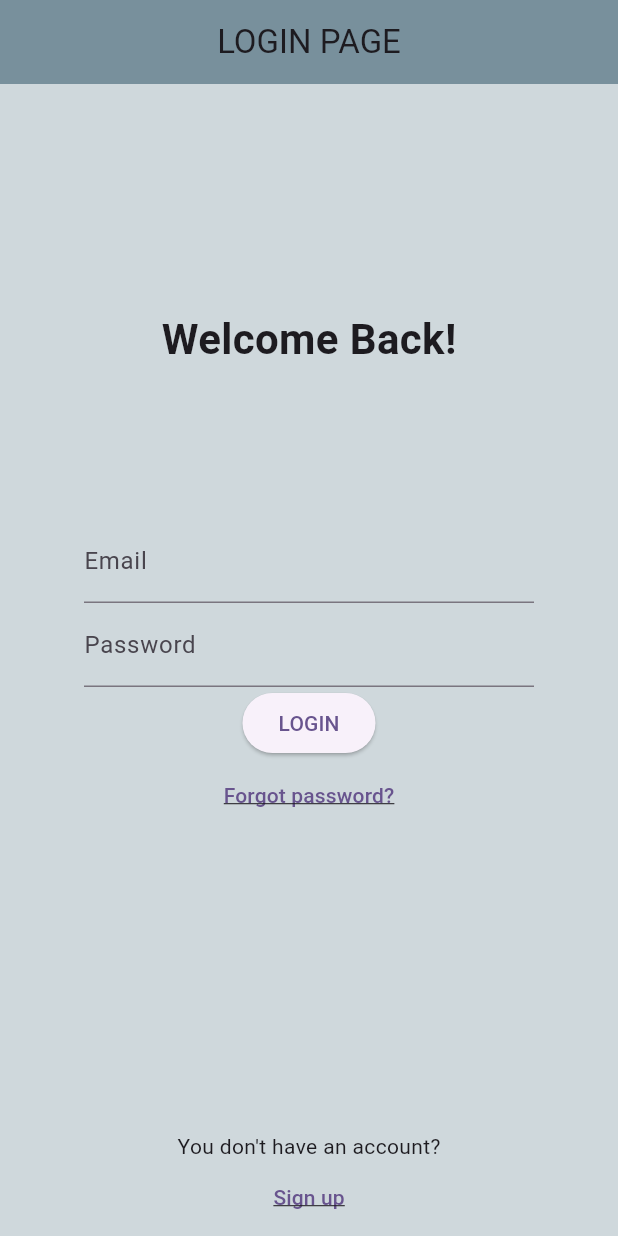
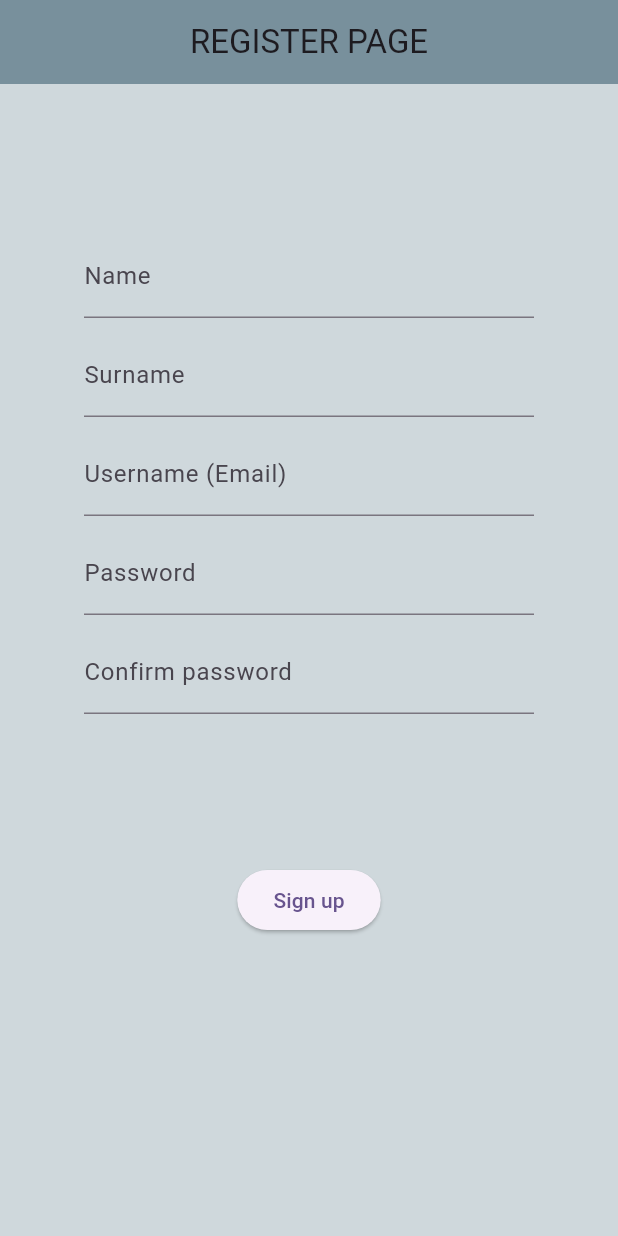
Before and after one commit to mariamAbdelshafi/savespot_project, a Flutter app: the screen it shows after launch, on a phone screen of 412 x 824 dp. Run offline on Flutter 3.47's test engine with Material 3 defaults, Android fonts, the phone set to English and light mode, and no system bars.

Commit message:
Update main.dart
Register-page

```diff
--- a/lib/main.dart
+++ b/lib/main.dart
@@ -13,7 +13,7 @@ class MyApp extends StatelessWidget {
       theme: ThemeData(
         colorScheme: ColorScheme.fromSeed(seedColor: Colors.deepPurple),
       ),
-      home: LoginPage(),
+      home: RegisterPage(),
     );
   }
 }
@@ -46,7 +46,7 @@ class HomePage extends StatelessWidget {
                 fontSize: 20,
               ),
             ),
-            SizedBox(height: 100, ),
+            SizedBox(height: 100),
             Center(
               child: Image.asset('lib/assets/erasmus.jpg'),
             ),
@@ -93,10 +93,9 @@ class _LoginPageState extends State<LoginPage>{
       appBar: AppBar(
         backgroundColor: Colors.blueGrey[400],
         title: Center(
-          child: Text('LOGIN PAGE'),)
+          child: Text('LOGIN PAGE'))
       ),
       body: Center(
-
         child: Container(
           width: 300,
             child: Column(
@@ -154,3 +153,70 @@ class _LoginPageState extends State<LoginPage>{
     );
   }
 }
+
+class RegisterPage extends StatefulWidget{
+  const RegisterPage({super.key});
+
+  @override
+  State<RegisterPage> createState() => _RegisterPageState();
+}
+
+class _RegisterPageState extends State<RegisterPage>{
+  @override
+  Widget build(BuildContext context){
+    return Scaffold(
+      backgroundColor: Colors.blueGrey[100],
+      appBar: AppBar(
+          backgroundColor: Colors.blueGrey[400],
+          title: Center(
+            child: Text('REGISTER PAGE')
+          )
+      ),
+      body: Center(
+        child: Container(
+          width: 300,
+            child: Column(
+              children: [
+                SizedBox(height: 100),
+                TextField(
+                  decoration: InputDecoration(
+                    labelText: 'Name',
+                  ),
+                ),
+                SizedBox(height: 10),
+                TextField(
+                  decoration: InputDecoration(
+                    labelText: 'Surname',
+                  ),
+                ),
+                SizedBox(height: 10),
+                TextField(
+                  decoration: InputDecoration(
+                    labelText: 'Username (Email)',
+                  ),
+                ),
+                SizedBox(height: 10),
+                TextField(
+                  decoration: InputDecoration(
+                    labelText: 'Password',
+                  ),
+                ),
+                SizedBox(height: 10),
+                TextField(
+                  decoration: InputDecoration(
+                    labelText: 'Confirm password',
+                  ),
+                ),
+                SizedBox(height: 100),
+                ElevatedButton(
+                    onPressed: (){
+                      // go to profile page
+                    },
+                    child: Text('Sign up'))
+              ],
+            ),
+        )
+      ),
+    );
+  }
+}
```
